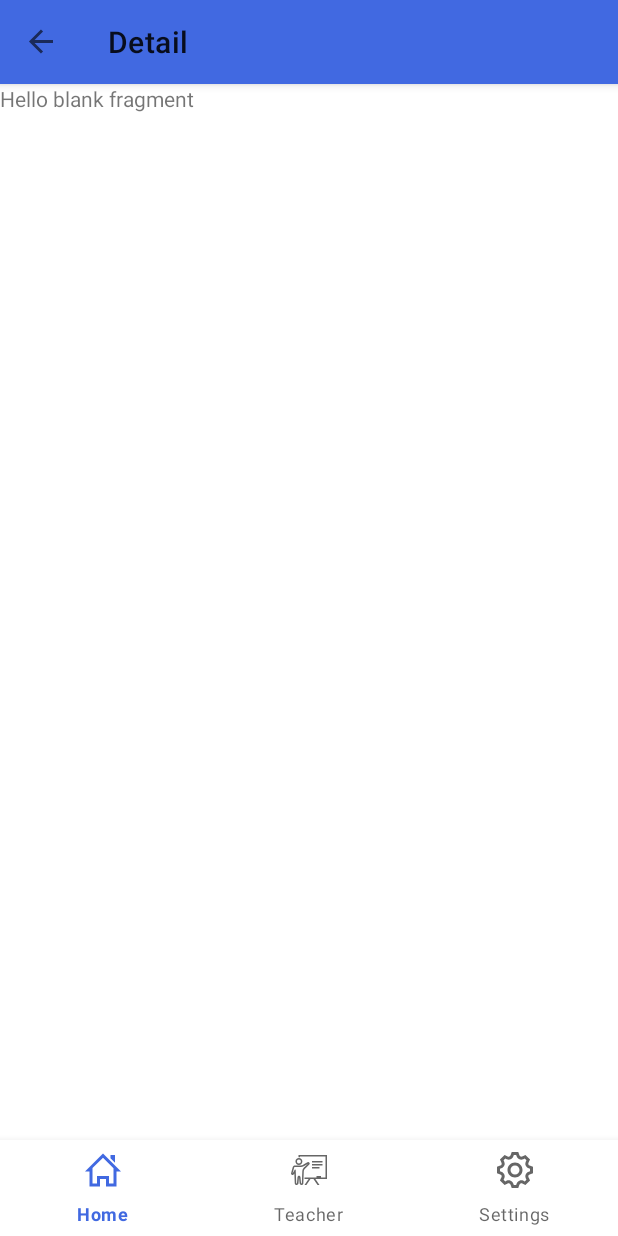
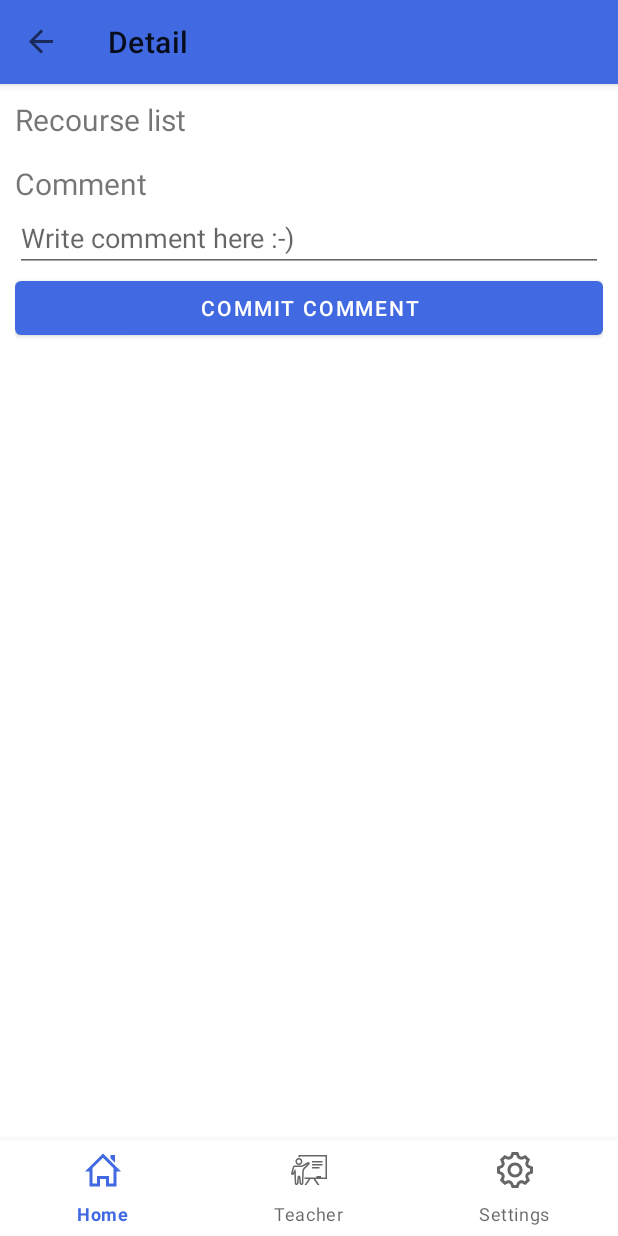
Before and after one commit to JerryFhuurr/bpr-front2, an Android app: the ResDetailFragment screen opened through its navigation route, on a phone screen of 412 x 824 dp. Run offline under Robolectric (Android 15) with nearby library versions, the phone set to English and light mode, and no system bars; our stand-ins replace navigation-ui.

Commit message:
add res page and video player page

```diff
--- a/app/src/main/java/com/bpr/front2/ResDetailFragment.java
+++ /dev/null
@@ -1,48 +0,0 @@
-package com.bpr.front2;
-
-import android.annotation.SuppressLint;
-import android.os.Bundle;
-
-import androidx.fragment.app.Fragment;
-import androidx.lifecycle.ViewModelProvider;
-
-import android.view.LayoutInflater;
-import android.view.View;
-import android.view.ViewGroup;
-import android.widget.TextView;
-
-import com.bpr.front2.home.user.teacher.uploadPage.FileViewModel;
-import com.bpr.front2.home.user.teacher.uploadPage.UploadFileItem;
-
-import java.util.ArrayList;
-
-public class ResDetailFragment extends Fragment {
-
-    private TextView testLabel;
-    private FileViewModel fileVideModel;
-    ArrayList<UploadFileItem> fileItems = new ArrayList<>();
-
-    public ResDetailFragment() {
-        // Required empty public constructor
-    }
-
-    @Override
-    public void onCreate(Bundle savedInstanceState) {
-        super.onCreate(savedInstanceState);
-
-    }
-
-    @SuppressLint("MissingInflatedId")
-    @Override
-    public View onCreateView(LayoutInflater inflater, ViewGroup container,
-                             Bundle savedInstanceState) {
-        // Inflate the layout for this fragment
-        View v = inflater.inflate(R.layout.fragment_res_detail, container, false);
-        testLabel = v.findViewById(R.id.detail_test_label);
-        fileVideModel = new ViewModelProvider(requireActivity(), new ViewModelProvider.NewInstanceFactory())
-                .get(FileViewModel.class);
-        fileItems = fileVideModel.getFileItem();
-        testLabel.setText(fileItems.get(0).getFileName());
-        return v;
-    }
-}
--- a/app/src/main/java/com/bpr/front2/home/HomeFragment.java
+++ b/app/src/main/java/com/bpr/front2/home/HomeFragment.java
@@ -3,7 +3,6 @@ package com.bpr.front2.home;
 import static android.content.Context.MODE_PRIVATE;
 
 import android.annotation.SuppressLint;
-import android.content.Intent;
 import android.content.SharedPreferences;
 import android.os.Bundle;
 
@@ -12,11 +11,8 @@ import androidx.annotation.Nullable;
 import androidx.fragment.app.Fragment;
 import androidx.lifecycle.ViewModelProvider;
 import androidx.navigation.fragment.NavHostFragment;
-import androidx.recyclerview.widget.DividerItemDecoration;
 import androidx.recyclerview.widget.GridLayoutManager;
-import androidx.recyclerview.widget.LinearLayoutManager;
 import androidx.recyclerview.widget.RecyclerView;
-import androidx.recyclerview.widget.StaggeredGridLayoutManager;
 import androidx.swiperefreshlayout.widget.SwipeRefreshLayout;
 
 import android.os.Handler;
@@ -24,25 +20,19 @@ import android.os.Looper;
 import android.view.LayoutInflater;
 import android.view.View;
 import android.view.ViewGroup;
-import android.widget.Button;
-import android.widget.EditText;
 import android.widget.TextView;
 import android.widget.Toast;
 
-import com.bpr.front2.MainActivity;
 import com.bpr.front2.R;
 import com.bpr.front2.home.user.course.CourseAdapter;
 import com.bpr.front2.home.user.course.CourseItem;
-import com.bpr.front2.home.user.course.CourseVideModel;
-import com.bpr.front2.home.user.course.ResListFragment;
-import com.bpr.front2.home.user.teacher.uploads.UploadItem;
+import com.bpr.front2.home.user.course.CourseViewModel;
 import com.bpr.front2.home.user.teacher.uploads.UploadsAdapter;
-import com.bpr.front2.login.LoginActivity;
 
 import java.util.ArrayList;
 
 public class HomeFragment extends Fragment {
-    private CourseVideModel courseVideModel;
+    private CourseViewModel courseViewModel;
     private TextView usernameLabel;
     private RecyclerView courseR;
     private SwipeRefreshLayout refresh;
@@ -73,8 +63,8 @@ public class HomeFragment extends Fragment {
                          @Nullable Bundle savedInstanceState) {
         super.onCreate(savedInstanceState);
         View v = inflater.inflate(R.layout.fragment_home, container, false);
-        courseVideModel = new ViewModelProvider(requireActivity(), new ViewModelProvider.NewInstanceFactory())
-                .get(CourseVideModel.class);
+        courseViewModel = new ViewModelProvider(requireActivity(), new ViewModelProvider.NewInstanceFactory())
+                .get(CourseViewModel.class);
         usernameLabel = v.findViewById(R.id.home_username);
         courseR = v.findViewById(R.id.home_course_recycle);
         refresh = v.findViewById(R.id.home_course_refresh);
@@ -94,7 +84,7 @@ public class HomeFragment extends Fragment {
             public void onItemClick(View view, int position) {
                 CourseItem uploadItem = items.get(position);
                 Toast.makeText(getContext(), uploadItem.getCourseName(), Toast.LENGTH_SHORT).show();
-                courseVideModel.setCourseItem(uploadItem);
+                courseViewModel.setCourseItem(uploadItem);
                 NavHostFragment.findNavController(HomeFragment.this).navigate(R.id.action_homeFragment_to_resListFragment);
             }
 
--- a/app/src/main/java/com/bpr/front2/home/user/course/CourseVideModel.java
+++ /dev/null
@@ -1,35 +0,0 @@
-package com.bpr.front2.home.user.course;
-
-import androidx.lifecycle.ViewModel;
-
-import com.bpr.front2.home.user.teacher.uploads.UploadItem;
-
-import java.util.ArrayList;
-
-public class CourseVideModel extends ViewModel {
-
-    private CourseItem courseItem;
-    private ArrayList<UploadItem> uploadItems = new ArrayList<>();
-
-    public void setCourseItem(CourseItem courseItem) {
-        this.courseItem = courseItem;
-    }
-
-    public CourseItem getCourseItem() {
-        return courseItem;
-    }
-
-    public ArrayList<UploadItem> getUploadItems() {
-        return uploadItems;
-    }
-
-    //TODO 后端完成后修改
-    public void setUploadItems() {
-        for (int i = 1; i <= 5; i++) {
-            UploadItem item = new UploadItem();
-            item.id = i;
-            item.title = "Title " + i; // 设置标题，你可以根据需要修改
-            uploadItems.add(item);
-        }
-    }
-}
--- /dev/null
+++ b/app/src/main/java/com/bpr/front2/home/user/course/CourseViewModel.java
@@ -0,0 +1,35 @@
+package com.bpr.front2.home.user.course;
+
+import androidx.lifecycle.ViewModel;
+
+import com.bpr.front2.home.user.teacher.uploads.UploadItem;
+
+import java.util.ArrayList;
+
+public class CourseViewModel extends ViewModel {
+
+    private CourseItem courseItem;
+    private ArrayList<UploadItem> uploadItems = new ArrayList<>();
+
+    public void setCourseItem(CourseItem courseItem) {
+        this.courseItem = courseItem;
+    }
+
+    public CourseItem getCourseItem() {
+        return courseItem;
+    }
+
+    public ArrayList<UploadItem> getUploadItems() {
+        return uploadItems;
+    }
+
+    //TODO 后端完成后修改
+    public void setUploadItems() {
+        for (int i = 1; i <= 5; i++) {
+            UploadItem item = new UploadItem();
+            item.id = i;
+            item.title = "Title " + i; // 设置标题，你可以根据需要修改
+            uploadItems.add(item);
+        }
+    }
+}
--- /dev/null
+++ b/app/src/main/java/com/bpr/front2/home/user/course/resource/ResDetailFragment.java
@@ -0,0 +1,72 @@
+package com.bpr.front2.home.user.course.resource;
+
+import android.annotation.SuppressLint;
+import android.os.Bundle;
+
+import androidx.fragment.app.Fragment;
+import androidx.lifecycle.ViewModelProvider;
+import androidx.navigation.fragment.NavHostFragment;
+import androidx.recyclerview.widget.RecyclerView;
+import androidx.swiperefreshlayout.widget.SwipeRefreshLayout;
+
+import android.view.LayoutInflater;
+import android.view.View;
+import android.view.ViewGroup;
+import android.widget.Button;
+
+import com.bpr.front2.R;
+import com.bpr.front2.home.user.teacher.uploadPage.FileViewModel;
+import com.bpr.front2.home.user.teacher.uploadPage.UploadFileItem;
+
+import java.util.ArrayList;
+
+public class ResDetailFragment extends Fragment {
+    private FileViewModel fileVideModel;
+    private RecyclerView uploadItemVIew;
+    private SwipeRefreshLayout commentRefresh;
+    private RecyclerView commentRecycler;
+    private Button uploadButton;
+
+    ArrayList<UploadFileItem> fileItems = new ArrayList<>();
+
+    public ResDetailFragment() {
+        // Required empty public constructor
+    }
+
+    @Override
+    public void onCreate(Bundle savedInstanceState) {
+        super.onCreate(savedInstanceState);
+
+    }
+
+    @SuppressLint("MissingInflatedId")
+    @Override
+    public View onCreateView(LayoutInflater inflater, ViewGroup container,
+                             Bundle savedInstanceState) {
+        // Inflate the layout for this fragment
+        View v = inflater.inflate(R.layout.fragment_res_detail, container, false);
+        fileVideModel = new ViewModelProvider(requireActivity(), new ViewModelProvider.NewInstanceFactory())
+                .get(FileViewModel.class);
+        fileItems = fileVideModel.getFileItem();
+
+        uploadItemVIew = v.findViewById(R.id.upload_list_view);
+        commentRecycler = v.findViewById(R.id.comment_recycler_view);
+        commentRefresh = v.findViewById(R.id.comment_refresh_view);
+        uploadButton = v.findViewById(R.id.commit_comment_button);
+
+        //TODO 后续修改按钮的逻辑代码（目前仅作测试用）
+        uploadButton.setOnClickListener(new View.OnClickListener() {
+            @Override
+            public void onClick(View view) {
+                NavHostFragment.findNavController(ResDetailFragment.this)
+                        .navigate(R.id.action_resDetailFragment_to_videoPlayerFragment);
+            }
+        });
+
+        // TODO 添加评论相关的adapter
+        // TODO 添加发布评论的代码
+        // TODO 添加拉取资源列表的代码
+        return v;
+    }
+
+}
--- a/app/src/main/res/layout/fragment_res_detail.xml
+++ b/app/src/main/res/layout/fragment_res_detail.xml
@@ -1,15 +1,61 @@
 <?xml version="1.0" encoding="utf-8"?>
-<FrameLayout xmlns:android="http://schemas.android.com/apk/res/android"
+<LinearLayout xmlns:android="http://schemas.android.com/apk/res/android"
     xmlns:tools="http://schemas.android.com/tools"
     android:layout_width="match_parent"
     android:layout_height="match_parent"
-    tools:context=".ResDetailFragment">
+    xmlns:app="http://schemas.android.com/apk/res-auto"
+    android:layout_marginTop="10dp"
+    android:layout_marginHorizontal="10dp"
+    android:orientation="vertical"
+    tools:context=".home.user.course.resource.ResDetailFragment">
 
-    <!-- TODO: Update blank fragment layout -->
     <TextView
-        android:id="@+id/detail_test_label"
         android:layout_width="match_parent"
-        android:layout_height="match_parent"
-        android:text="@string/hello_blank_fragment" />
+        android:layout_height="wrap_content"
+        android:text="@string/res_list_label_nav"
+        android:textSize="20sp" />
 
-</FrameLayout>
+    <androidx.recyclerview.widget.RecyclerView
+        android:id="@+id/upload_list_view"
+        android:layout_width="match_parent"
+        android:layout_height="wrap_content"
+        android:layout_marginTop="10dp"
+        app:layoutManager="androidx.recyclerview.widget.GridLayoutManager"
+        app:spanCount="1" />
+
+    <TextView
+        android:layout_marginTop="5dp"
+        android:layout_width="match_parent"
+        android:layout_height="wrap_content"
+        android:text="@string/comment_title_label"
+        android:textSize="20sp" />
+
+    <EditText
+        android:id="@+id/comment_edit"
+        android:layout_width="match_parent"
+        android:layout_height="wrap_content"
+        android:inputType="textMultiLine"
+        android:hint="@string/comment_hint" />
+
+    <Button
+        android:id="@+id/commit_comment_button"
+        android:layout_width="match_parent"
+        android:layout_height="wrap_content"
+        android:text="@string/comment_button" />
+
+    <androidx.swiperefreshlayout.widget.SwipeRefreshLayout
+        android:id="@+id/comment_refresh_view"
+        android:layout_marginTop="10dp"
+        android:layout_width="match_parent"
+        android:layout_height="wrap_content">
+
+        <androidx.recyclerview.widget.RecyclerView
+            android:id="@+id/comment_recycler_view"
+            android:layout_width="match_parent"
+            android:layout_height="wrap_content"
+            app:layoutManager="androidx.recyclerview.widget.GridLayoutManager"
+            app:spanCount="1" />
+
+    </androidx.swiperefreshlayout.widget.SwipeRefreshLayout>
+
+</LinearLayout>
--- a/app/src/main/res/layout/fragment_res_list.xml
+++ b/app/src/main/res/layout/fragment_res_list.xml
@@ -7,7 +7,7 @@
     android:layout_marginVertical="15dp"
     android:layout_marginHorizontal="10dp"
     android:orientation="vertical"
-    tools:context=".home.user.course.ResListFragment">
+    tools:context=".home.user.course.resource.ResListFragment">
 
     <TextView
         android:id="@+id/list_course_name"
--- a/app/src/main/res/navigation/main_nav_map.xml
+++ b/app/src/main/res/navigation/main_nav_map.xml
@@ -76,7 +76,7 @@
     </fragment>
     <fragment
         android:id="@+id/resListFragment"
-        android:name="com.bpr.front2.home.user.course.ResListFragment"
+        android:name="com.bpr.front2.home.user.course.resource.ResListFragment"
         android:label="@string/res_list_label_nav"
         tools:layout="@layout/fragment_res_list" >
         <action
@@ -88,11 +88,23 @@
     </fragment>
     <fragment
         android:id="@+id/resDetailFragment"
-        android:name="com.bpr.front2.ResDetailFragment"
+        android:name="com.bpr.front2.home.user.course.resource.ResDetailFragment"
         android:label="@string/res_detail_label_nav"
         tools:layout="@layout/fragment_res_detail" >
         <action
             android:id="@+id/action_resDetailFragment_to_resListFragment"
             app:destination="@id/resListFragment" />
+        <action
+            android:id="@+id/action_resDetailFragment_to_videoPlayerFragment"
+            app:destination="@id/videoPlayerFragment" />
+    </fragment>
+    <fragment
+        android:id="@+id/videoPlayerFragment"
+        android:name="com.bpr.front2.home.user.course.resource.VideoPlayerFragment"
+        android:label="fragment_video_player"
+        tools:layout="@layout/fragment_video_player" >
+        <action
+            android:id="@+id/action_videoPlayerFragment_to_resDetailFragment"
+            app:destination="@id/resDetailFragment" />
     </fragment>
 </navigation>
--- a/app/src/main/res/values/strings.xml
+++ b/app/src/main/res/values/strings.xml
@@ -149,6 +149,8 @@
     <!-- res list -->
     <string name="res_list_label_nav">Recourse list</string>
     <string name="res_detail_label_nav">Detail</string>
-
+    <string name="comment_title_label">Comment</string>
+    <string name="comment_hint">Write comment here :-)</string>
+    <string name="comment_button">Commit comment</string>
 
 </resources>
```
Also changed, not shown: app/src/main/AndroidManifest.xml (+5 -2 lines), app/src/main/java/com/bpr/front2/home/user/course/ResListFragment.java (deleted, +0 -125 lines), app/src/main/java/com/bpr/front2/home/user/course/resource/ResListFragment.java (added, +123 -0 lines), app/src/main/java/com/bpr/front2/home/user/course/resource/VideoPlayerFragment.java (added, +59 -0 lines), app/src/main/java/com/bpr/front2/home/user/teacher/uploadPage/FileViewModel.java (+4 -4 lines), app/src/main/java/com/bpr/front2/home/user/teacher/uploadPage/UploadFileItem.java (+13 -0 lines), app/src/main/res/layout/fragment_video_player.xml (added, +21 -0 lines), 1 other file.
